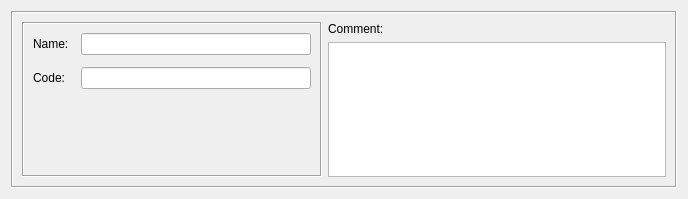
Qt form src/gui/tagservicedialog_q.ui (fwbuilder/fwbuilder) before a commit.
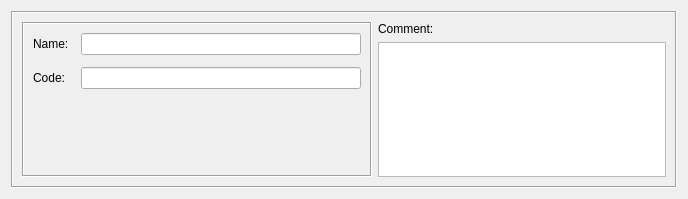
The same form after that commit.

Patch:
```diff
--- a/src/gui/tagservicedialog_q.ui
+++ b/src/gui/tagservicedialog_q.ui
@@ -32,13 +32,13 @@
         </property>
         <property name="minimumSize" >
          <size>
-          <width>300</width>
+          <width>350</width>
           <height>0</height>
          </size>
         </property>
         <property name="maximumSize" >
          <size>
-          <width>300</width>
+          <width>350</width>
           <height>16777215</height>
          </size>
         </property>
```
Left out of the diff: 1 changed line with no effect on the pictures.
